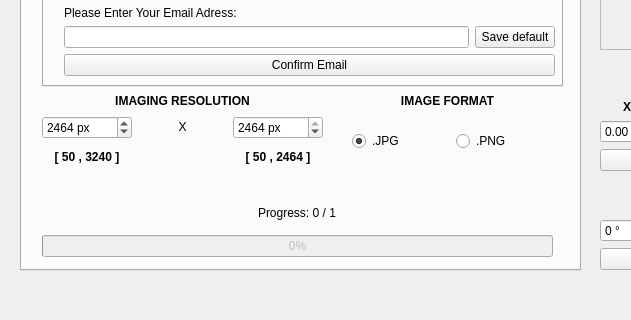
First picture: the form in _ui/FlashLapse_CP.ui, repository CoSE-Jerry/Flashlapse_NEO, before the edit; both pictures show x 0 to 631 and y 350 to 670 of the 1000 by 670 pixel window.
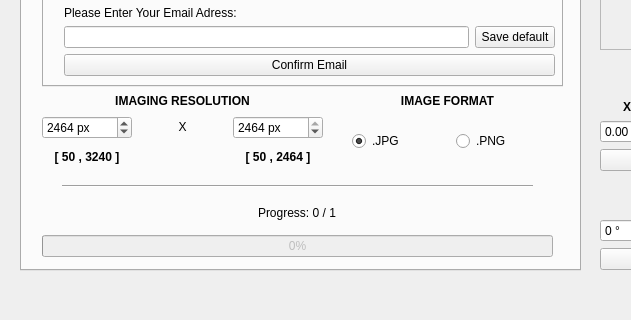
Second picture: the form after the edit. The open tabs and pages were chosen to show the change. Icons and pictures are not drawn.

What changed in the file:
```diff
--- a/_ui/FlashLapse_CP.ui
+++ b/_ui/FlashLapse_CP.ui
@@ -1489,6 +1489,19 @@
        </item>
       </layout>
      </widget>
+     <widget class="Line" name="line">
+      <property name="geometry">
+       <rect>
+        <x>40</x>
+        <y>480</y>
+        <width>471</width>
+        <height>20</height>
+       </rect>
+      </property>
+      <property name="orientation">
+       <enum>Qt::Horizontal</enum>
+      </property>
+     </widget>
     </widget>
    </widget>
    <widget class="QWidget" name="verticalLayoutWidget_5">
```
Left out of the diff: 2 changed lines with no effect on the pictures.
